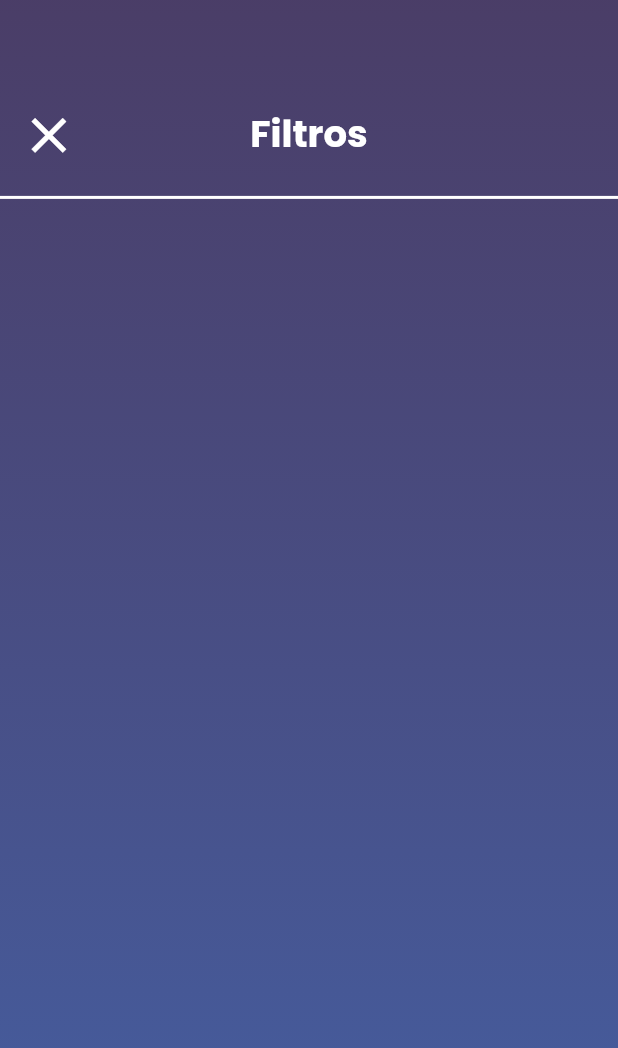
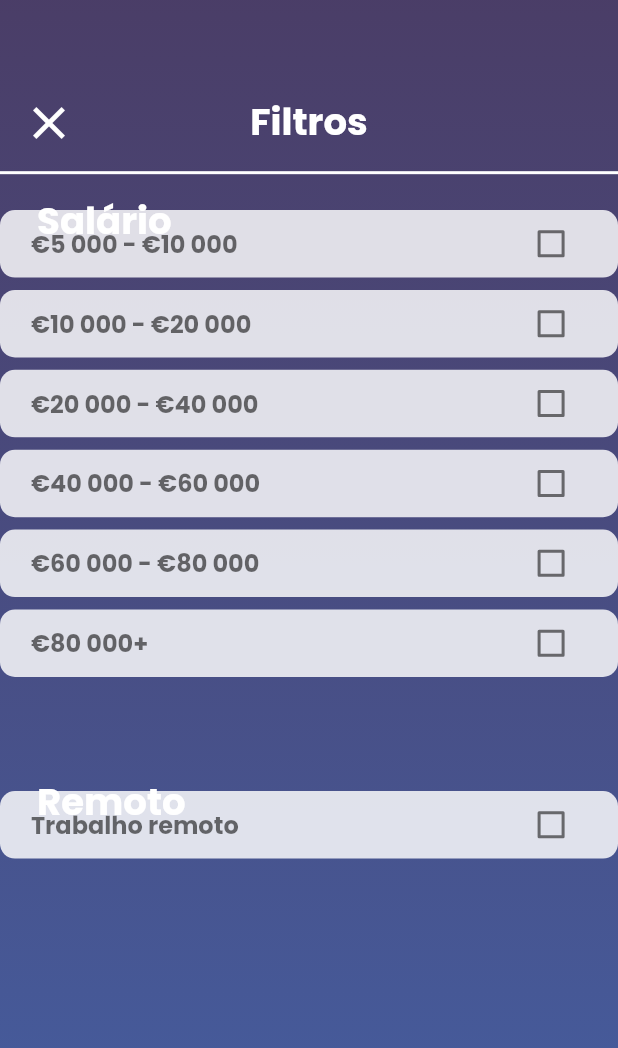
Before and after one commit to AndreSantos03/Y2S2-SoftwareEngineer, a Flutter app: the screen it shows after launch, on a phone screen of 412 x 824 dp. Shown: the top 1048 px of the screen. Run offline on Flutter 3.47's test engine with Material 2 defaults, Android fonts, the phone set to English and light mode, and no system bars; our stand-ins replace equatable, google_fonts, google_nav_bar.

Commit message:
filter screen v1 ready
FIlter screen has salaries and remote work. Will implement the rest later as I want to test the filter logic of the app with these first.

```diff
--- /dev/null
+++ b/app/lib/models/filter_model.dart
@@ -0,0 +1,21 @@
+import 'package:equatable/equatable.dart';
+
+class Filter extends Equatable {
+  final List<int>
+      salaryFilters; // size = 2 , ex: [5000, 10000] -> 5000 <= salaries < 10000
+
+  Filter({
+    this.salaryFilters = const <int>[],
+  });
+
+  Filter copyWith({
+    List<int>? salaryFilters,
+  }) {
+    return Filter(
+      salaryFilters: salaryFilters ?? this.salaryFilters,
+    );
+  }
+
+  @override
+  List<Object?> get props => [salaryFilters];
+}
--- a/app/lib/models/job.dart
+++ b/app/lib/models/job.dart
@@ -1,3 +1,4 @@
+import 'package:flutter/cupertino.dart';
 import 'company.dart';
 
 class Job {
@@ -68,3 +69,14 @@ class Company {
     );
   }
 }
+
+class JobsProvider with ChangeNotifier {
+  List<Job> _jobs = [];
+
+  List<Job> get jobs => _jobs;
+
+  set jobs(List<Job> value) {
+    _jobs = value;
+    notifyListeners();
+  }
+}
--- /dev/null
+++ b/app/lib/models/salary_model.dart
@@ -0,0 +1,25 @@
+import 'package:equatable/equatable.dart';
+
+class Salary extends Equatable {
+  final int id;
+  final String name;
+  final List<int> salaryRange; // size = 2 , ex: [5000, 10000] -> 5000 <= salaries < 10000
+
+  Salary({
+    required this.id,
+    required this.name,
+    required this.salaryRange,
+  });
+
+  @override
+  List<Object?> get props => [id, name];
+
+  static List<Salary> salaries = [
+    Salary(id: 1, name: '€5 000 - €10 000', salaryRange: [5000, 10000]),
+    Salary(id: 2, name: '€10 000 - €20 000', salaryRange: [10000, 20000]),
+    Salary(id: 3, name: '€20 000 - €40 000', salaryRange: [20000, 40000]),
+    Salary(id: 4, name: '€40 000 - €60 000', salaryRange: [40000, 60000]),
+    Salary(id: 5, name: '€60 000 - €80 000', salaryRange: [60000, 80000]),
+    Salary(id: 6, name: '€80 000+', salaryRange: [80000, 99999999999]),
+  ];
+}
--- a/app/lib/views/pages/filter-screen.dart
+++ b/app/lib/views/pages/filter-screen.dart
@@ -1,6 +1,9 @@
 import 'package:flutter/material.dart';
+import 'package:myapp/views/widgets/filterRemoteWidget.dart';
 import 'package:myapp/views/widgets/gradientBackground.dart';
 import 'package:myapp/views/widgets/filterTopWidget.dart';
+import 'package:myapp/views/widgets/filterPriceWidget.dart';
+import 'package:myapp/views/widgets/filterRemoteWidget.dart';
 
 class FilterScreen extends StatefulWidget {
   const FilterScreen({Key? key}) : super(key: key);
@@ -25,8 +28,9 @@ class _FilterScreenState extends State<FilterScreen> {
       body: Stack(
         children: [
           GradientBackground(screenHeight: screenHeight),
-          // Top
+          const FilterPriceWidget(),
           const FilterTopWidget(),
+          const FilterRemoteWidget(),
         ],
       ),
       backgroundColor: Colors.black,
--- /dev/null
+++ b/app/lib/views/widgets/filterPriceWidget.dart
@@ -0,0 +1,91 @@
+import 'package:flutter/material.dart';
+import 'package:myapp/utils.dart';
+
+class FilterPriceWidget extends StatelessWidget {
+  const FilterPriceWidget({Key? key}) : super(key: key);
+
+  @override
+  Widget build(BuildContext context) {
+    double screenWidth = MediaQuery
+        .of(context)
+        .size
+        .width;
+    double screenHeight = MediaQuery
+        .of(context)
+        .size
+        .height;
+
+    List<String> salaries = [
+      '€5 000 - €10 000',
+      '€10 000 - €20 000',
+      '€20 000 - €40 000',
+      '€40 000 - €60 000',
+      '€60 000 - €80 000',
+      '€80 000+'
+    ];
+
+    return
+      Padding(
+        padding: EdgeInsets.only(top: screenHeight * 0.16),
+        child: Stack(
+            children: [
+              Positioned(
+                left: screenWidth * 0.06,
+                child: Text(
+                  'Salário',
+                  textAlign: TextAlign.center,
+                  style: SafeGoogleFont(
+                    'Poppins',
+                    fontSize: screenWidth * 0.06,
+                    // Use percentage of screen width for font size
+                    fontWeight: FontWeight.w700,
+                    height: 1.3,
+                    color: const Color(0xffffffff),
+                  ),
+                ),
+              ),
+              ListView.builder(
+                  shrinkWrap: true,
+                  itemCount: salaries.length,
+                  itemBuilder: (context, index) {
+                    return Container(
+                        width: double.infinity,
+                        margin: EdgeInsets.only(top: screenHeight * 0.01),
+                        padding: EdgeInsets.symmetric(
+                          horizontal: screenWidth * 0.05,
+                          vertical: 10,
+                        ),
+                        decoration:
+                        BoxDecoration(
+                          borderRadius: BorderRadius.circular(10.0),
+                          color: const Color.fromRGBO(255, 255, 255, 0.83),
+                        ),
+                        child: Row(
+                          mainAxisAlignment: MainAxisAlignment.spaceBetween,
+                          children: [
+                            Text(
+                              salaries[index],
+                              textAlign: TextAlign.center,
+                              style: SafeGoogleFont(
+                                'Poppins',
+                                fontSize: 16,
+                                fontWeight: FontWeight.w700,
+                                height: 1.5,
+                                color: const Color(0x93050505),
+                              ),
+                            ),
+                            SizedBox(
+                              height: 25,
+                              child: Checkbox(
+                                value: false,
+                                onChanged: (bool? newValue) {},
+                              ),
+                            )
+                          ],
+                        ));
+                  }),
+            ]
+        ),
+      );
+  }
+}
--- /dev/null
+++ b/app/lib/views/widgets/filterRemoteWidget.dart
@@ -0,0 +1,86 @@
+import 'package:flutter/material.dart';
+import 'package:myapp/utils.dart';
+
+class FilterRemoteWidget extends StatelessWidget {
+  const FilterRemoteWidget({Key? key}) : super(key: key);
+
+  @override
+  Widget build(BuildContext context) {
+    double screenWidth = MediaQuery
+        .of(context)
+        .size
+        .width;
+    double screenHeight = MediaQuery
+        .of(context)
+        .size
+        .height;
+
+    List<String> categories = [
+      'Trabalho remoto',
+    ];
+
+    return
+      Padding(
+        padding: EdgeInsets.only(top: screenHeight * 0.63),
+        child: Stack(
+            children: [
+              Positioned(
+                left: screenWidth * 0.06,
+                child: Text(
+                  'Remoto',
+                  textAlign: TextAlign.center,
+                  style: SafeGoogleFont(
+                    'Poppins',
+                    fontSize: screenWidth * 0.06,
+                    // Use percentage of screen width for font size
+                    fontWeight: FontWeight.w700,
+                    height: 1.3,
+                    color: const Color(0xffffffff),
+                  ),
+                ),
+              ),
+              ListView.builder(
+                  shrinkWrap: true,
+                  itemCount: categories.length,
+                  itemBuilder: (context, index) {
+                    return Container(
+                        width: double.infinity,
+                        margin: EdgeInsets.only(top: screenHeight * 0.01),
+                        padding: EdgeInsets.symmetric(
+                          horizontal: screenWidth * 0.05,
+                          vertical: 10,
+                        ),
+                        decoration:
+                        BoxDecoration(
+                          borderRadius: BorderRadius.circular(10.0),
+                          color: const Color.fromRGBO(255, 255, 255, 0.83),
+                        ),
+                        child: Row(
+                          mainAxisAlignment: MainAxisAlignment.spaceBetween,
+                          children: [
+                            Text(
+                              categories[index],
+                              textAlign: TextAlign.center,
+                              style: SafeGoogleFont(
+                                'Poppins',
+                                fontSize: 16,
+                                fontWeight: FontWeight.w700,
+                                height: 1.5,
+                                color: const Color(0x93050505),
+                              ),
+                            ),
+                            SizedBox(
+                              height: 25,
+                              child: Checkbox(
+                                value: false,
+                                onChanged: (bool? newValue) {},
+                              ),
+                            )
+                          ],
+                        ));
+                  }),
+            ]
+        ),
+      );
+  }
+}
--- a/app/lib/views/widgets/filterTopWidget.dart
+++ b/app/lib/views/widgets/filterTopWidget.dart
@@ -11,10 +11,11 @@ class FilterTopWidget extends StatelessWidget {
     double screenWidth = MediaQuery.of(context).size.width;
     double screenHeight = MediaQuery.of(context).size.height;
 
-    return Stack(
+    return Padding(
+      padding: EdgeInsets.only(top: screenHeight * 0.08),
+      child: Stack(
         children: [
           Positioned(
-          top: screenHeight * 0.09,
             left: 0,
             right: 0,
             child: Text(
@@ -32,7 +33,7 @@ class FilterTopWidget extends StatelessWidget {
           ),
           // linha por baixo de text: Filtros
           Positioned(
-          top: screenHeight * 0.15,
+            top: screenHeight * 0.05,
             left: 0,
             right: 0,
             child: const Divider(
@@ -41,7 +42,7 @@ class FilterTopWidget extends StatelessWidget {
             ),
           ),
           Positioned(
-          top: screenHeight * 0.095,
+            top: screenHeight * 0.005,
             left: screenWidth * 0.05,
             child: GestureDetector(
               onTap: () {
@@ -53,7 +54,7 @@ class FilterTopWidget extends StatelessWidget {
                 );
               },
               child: Transform.scale(
-              scale: screenWidth * 0.004,
+                scale: 1.5,
                 // Calculate the scale factor based on desired size
                 child: const Icon(
                   Icons.close,
@@ -63,6 +64,7 @@ class FilterTopWidget extends StatelessWidget {
             ),
           ),
         ],
+      ),
     );
   }
 }
--- a/app/pubspec.yaml
+++ b/app/pubspec.yaml
@@ -53,6 +53,7 @@ dev_dependencies:
   flutter_lints: ^2.0.0
   google_nav_bar: ^5.0.6
   flutter_svg: ^0.22.0
+  equatable: ^2.0.0
 
 # For information on the generic Dart part of this file, see the
 # following page: https://dart.dev/tools/pub/pubspec
```
Also changed, not shown: app/lib/views/widgets/jobsListing.dart (deleted), app/pubspec.lock. Lines whose indentation alone changed are shown as unchanged.
